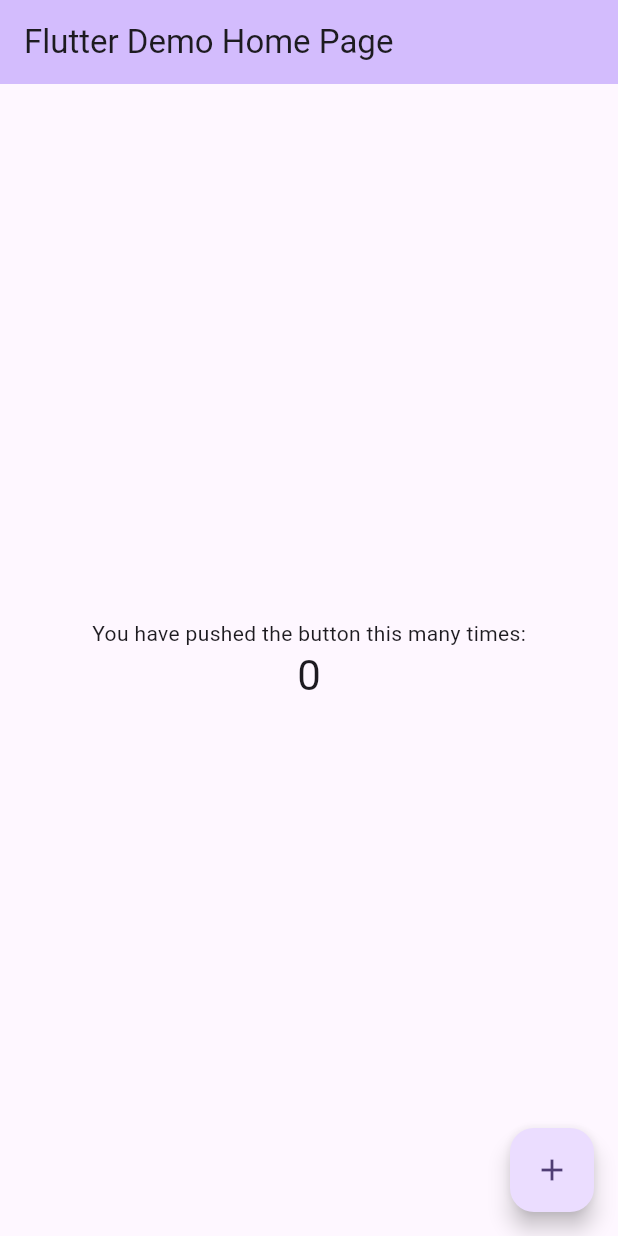
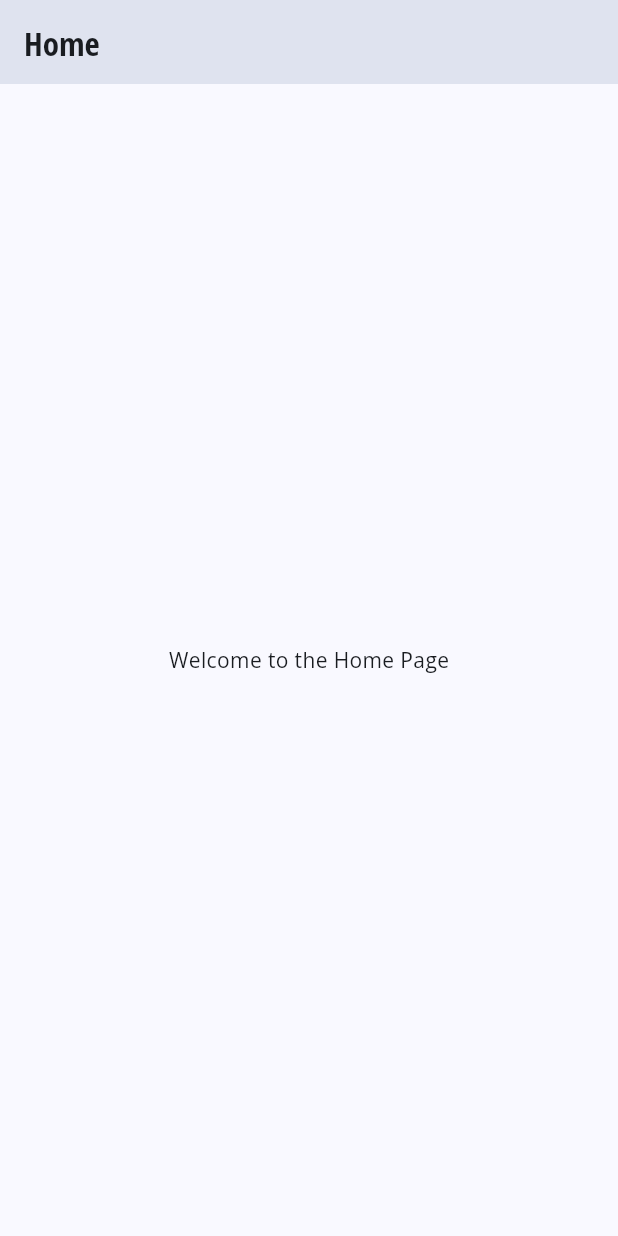
Before and after one commit to gfalav/qubit, a Flutter app: the screen it shows after launch, on a phone screen of 412 x 824 dp. Run offline on Flutter 3.47's test engine with Material 3 defaults, Android fonts, the phone set to English and light mode, and no system bars; our stand-ins replace firebase_core, google_fonts; accounts and stored records are empty; Roboto replaces fonts that are missing (Open Sans Condensed).

Commit message:
w/firebase, google_fonts, get

```diff
--- /dev/null
+++ b/firestore.indexes.json
@@ -0,0 +1,4 @@
+{
+  "indexes": [],
+  "fieldOverrides": []
+}
--- /dev/null
+++ b/lib/assets/theme/util.dart
@@ -0,0 +1,19 @@
+import 'package:flutter/material.dart';
+import 'package:google_fonts/google_fonts.dart';
+
+TextTheme createTextTheme(
+    BuildContext context, String bodyFontString, String displayFontString) {
+  TextTheme baseTextTheme = Theme.of(context).textTheme;
+  TextTheme bodyTextTheme = GoogleFonts.getTextTheme(bodyFontString, baseTextTheme);
+  TextTheme displayTextTheme =
+      GoogleFonts.getTextTheme(displayFontString, baseTextTheme);
+  TextTheme textTheme = displayTextTheme.copyWith(
+    bodyLarge: bodyTextTheme.bodyLarge,
+    bodyMedium: bodyTextTheme.bodyMedium,
+    bodySmall: bodyTextTheme.bodySmall,
+    labelLarge: bodyTextTheme.labelLarge,
+    labelMedium: bodyTextTheme.labelMedium,
+    labelSmall: bodyTextTheme.labelSmall,
+  );
+  return textTheme;
+}
--- a/lib/main.dart
+++ b/lib/main.dart
@@ -1,125 +1,33 @@
 import 'package:flutter/material.dart';
+import 'package:firebase_core/firebase_core.dart';
+import 'firebase_options.dart';
+import 'package:qubit/assets/theme/theme.dart';
+import 'package:qubit/assets/theme/util.dart';
+import 'package:qubit/src/ui/home/home.dart';
 
-void main() {
+void main() async {
+  WidgetsFlutterBinding.ensureInitialized();
+  await Firebase.initializeApp(
+    options: DefaultFirebaseOptions.currentPlatform,
+  );
   runApp(const MyApp());
 }
 
 class MyApp extends StatelessWidget {
   const MyApp({super.key});
 
-  // This widget is the root of your application.
   @override
   Widget build(BuildContext context) {
+    final brightness = View.of(context).platformDispatcher.platformBrightness;
+
+    TextTheme textTheme =
+        createTextTheme(context, "Open Sans", "Open Sans Condensed");
+
+    MaterialTheme theme = MaterialTheme(textTheme);
     return MaterialApp(
-      title: 'Flutter Demo',
-      theme: ThemeData(
-        // This is the theme of your application.
-        //
-        // TRY THIS: Try running your application with "flutter run". You'll see
-        // the application has a purple toolbar. Then, without quitting the app,
-        // try changing the seedColor in the colorScheme below to Colors.green
-        // and then invoke "hot reload" (save your changes or press the "hot
-        // reload" button in a Flutter-supported IDE, or press "r" if you used
-        // the command line to start the app).
-        //
-        // Notice that the counter didn't reset back to zero; the application
-        // state is not lost during the reload. To reset the state, use hot
-        // restart instead.
-        //
-        // This works for code too, not just values: Most code changes can be
-        // tested with just a hot reload.
-        colorScheme: ColorScheme.fromSeed(seedColor: Colors.deepPurple),
-        useMaterial3: true,
-      ),
-      home: const MyHomePage(title: 'Flutter Demo Home Page'),
-    );
+        title: 'Qubit',
+        debugShowCheckedModeBanner: false,
+        theme: brightness == Brightness.light ? theme.light() : theme.dark(),
+        home: const Home());
   }
 }
-
-class MyHomePage extends StatefulWidget {
-  const MyHomePage({super.key, required this.title});
-
-  // This widget is the home page of your application. It is stateful, meaning
-  // that it has a State object (defined below) that contains fields that affect
-  // how it looks.
-
-  // This class is the configuration for the state. It holds the values (in this
-  // case the title) provided by the parent (in this case the App widget) and
-  // used by the build method of the State. Fields in a Widget subclass are
-  // always marked "final".
-
-  final String title;
-
-  @override
-  State<MyHomePage> createState() => _MyHomePageState();
-}
-
-class _MyHomePageState extends State<MyHomePage> {
-  int _counter = 0;
-
-  void _incrementCounter() {
-    setState(() {
-      // This call to setState tells the Flutter framework that something has
-      // changed in this State, which causes it to rerun the build method below
-      // so that the display can reflect the updated values. If we changed
-      // _counter without calling setState(), then the build method would not be
-      // called again, and so nothing would appear to happen.
-      _counter++;
-    });
-  }
-
-  @override
-  Widget build(BuildContext context) {
-    // This method is rerun every time setState is called, for instance as done
-    // by the _incrementCounter method above.
-    //
-    // The Flutter framework has been optimized to make rerunning build methods
-    // fast, so that you can just rebuild anything that needs updating rather
-    // than having to individually change instances of widgets.
-    return Scaffold(
-      appBar: AppBar(
-        // TRY THIS: Try changing the color here to a specific color (to
-        // Colors.amber, perhaps?) and trigger a hot reload to see the AppBar
-        // change color while the other colors stay the same.
-        backgroundColor: Theme.of(context).colorScheme.inversePrimary,
-        // Here we take the value from the MyHomePage object that was created by
-        // the App.build method, and use it to set our appbar title.
-        title: Text(widget.title),
-      ),
-      body: Center(
-        // Center is a layout widget. It takes a single child and positions it
-        // in the middle of the parent.
-        child: Column(
-          // Column is also a layout widget. It takes a list of children and
-          // arranges them vertically. By default, it sizes itself to fit its
-          // children horizontally, and tries to be as tall as its parent.
-          //
-          // Column has various properties to control how it sizes itself and
-          // how it positions its children. Here we use mainAxisAlignment to
-          // center the children vertically; the main axis here is the vertical
-          // axis because Columns are vertical (the cross axis would be
-          // horizontal).
-          //
-          // TRY THIS: Invoke "debug painting" (choose the "Toggle Debug Paint"
-          // action in the IDE, or press "p" in the console), to see the
-          // wireframe for each widget.
-          mainAxisAlignment: MainAxisAlignment.center,
-          children: <Widget>[
-            const Text(
-              'You have pushed the button this many times:',
-            ),
-            Text(
-              '$_counter',
-              style: Theme.of(context).textTheme.headlineMedium,
-            ),
-          ],
-        ),
-      ),
-      floatingActionButton: FloatingActionButton(
-        onPressed: _incrementCounter,
-        tooltip: 'Increment',
-        child: const Icon(Icons.add),
-      ), // This trailing comma makes auto-formatting nicer for build methods.
-    );
-  }
-}
--- /dev/null
+++ b/lib/src/ui/home/home.dart
@@ -0,0 +1,18 @@
+import 'package:flutter/material.dart';
+
+class Home extends StatelessWidget {
+  const Home({super.key});
+
+  @override
+  Widget build(BuildContext context) {
+    return Scaffold(
+      appBar: AppBar(
+        title: Text('Home'),
+        elevation: 100,
+      ),
+      body: Center(
+        child: Text('Welcome to the Home Page'),
+      ),
+    );
+  }
+}
--- a/pubspec.yaml
+++ b/pubspec.yaml
@@ -34,6 +34,12 @@ dependencies:
   # The following adds the Cupertino Icons font to your application.
   # Use with the CupertinoIcons class for iOS style icons.
   cupertino_icons: ^1.0.8
+  google_fonts: ^6.2.1
+  get: ^4.6.6
+  firebase_core: ^3.9.0
+  firebase_auth: ^5.3.4
+  firebase_storage: ^12.3.7
+  cloud_firestore: ^5.6.0
 
 dev_dependencies:
   flutter_test:
```
Also changed, not shown: lib/assets/theme/theme.dart (added, +386 -0 lines), firebase.json (added), lib/firebase_options.dart (added), pubspec.lock, 9 other files.
